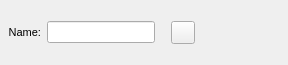
Qt form scribus/ui/propertiespalette_attributes.ui (scribusproject/scribus) before a commit.
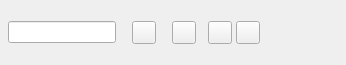
The same form after that commit. Custom widgets are drawn as their Qt base class.

Commit message: #17318: Add PDF options for annotation and bookmarks in properties palette <Martin Reininger>

Diff of the .ui file:
```diff
--- a/scribus/ui/propertiespalette_attributes.ui
+++ b/scribus/ui/propertiespalette_attributes.ui
@@ -6,7 +6,7 @@
    <rect>
     <x>0</x>
     <y>0</y>
-    <width>288</width>
+    <width>346</width>
     <height>65</height>
    </rect>
   </property>
@@ -15,7 +15,7 @@
   </property>
   <layout class="QVBoxLayout" name="verticalLayout">
    <property name="spacing">
-    <number>4</number>
+    <number>8</number>
    </property>
    <property name="leftMargin">
     <number>8</number>
@@ -35,15 +35,9 @@
       <number>16</number>
      </property>
      <item>
-      <widget class="FormWidget" name="formWidget">
-       <property name="sizePolicy">
-        <sizepolicy hsizetype="Preferred" vsizetype="Maximum">
-         <horstretch>0</horstretch>
-         <verstretch>0</verstretch>
-        </sizepolicy>
-       </property>
+      <widget class="FormWidget" name="labelName">
        <property name="label" stdset="0">
-        <string/>
+        <string>Name</string>
        </property>
        <property name="font">
         <font>
@@ -66,16 +60,6 @@
         <property name="bottomMargin">
          <number>0</number>
         </property>
-        <item>
-         <widget class="QLabel" name="labelName">
-          <property name="text">
-           <string>Name:</string>
-          </property>
-          <property name="alignment">
-           <set>Qt::AlignRight|Qt::AlignTrailing|Qt::AlignVCenter</set>
-          </property>
-         </widget>
-        </item>
         <item>
          <widget class="NameWidget" name="nameEdit">
           <property name="focusPolicy">
@@ -131,6 +115,108 @@
        </layout>
       </widget>
      </item>
+     <item>
+      <widget class="FormWidget" name="labelPDFOptions">
+       <property name="label" stdset="0">
+        <string>PDF Options</string>
+       </property>
+       <layout class="QHBoxLayout" name="horizontalLayout_3">
+        <property name="spacing">
+         <number>4</number>
+        </property>
+        <property name="leftMargin">
+         <number>0</number>
+        </property>
+        <property name="topMargin">
+         <number>0</number>
+        </property>
+        <property name="rightMargin">
+         <number>0</number>
+        </property>
+        <property name="bottomMargin">
+         <number>0</number>
+        </property>
+        <item>
+         <spacer name="horizontalSpacer_2">
+          <property name="orientation">
+           <enum>Qt::Orientation::Horizontal</enum>
+          </property>
+          <property name="sizeHint" stdset="0">
+           <size>
+            <width>0</width>
+            <height>0</height>
+           </size>
+          </property>
+         </spacer>
+        </item>
+        <item>
+         <widget class="QToolButton" name="buttonPDFBookmark">
+          <property name="toolTip">
+           <string>Enabled: Object is a PDF bookmark</string>
+          </property>
+          <property name="text">
+           <string/>
+          </property>
+          <property name="checkable">
+           <bool>true</bool>
+          </property>
+         </widget>
+        </item>
+        <item>
+         <spacer name="horizontalSpacer_5">
+          <property name="orientation">
+           <enum>Qt::Orientation::Horizontal</enum>
+          </property>
+          <property name="sizeType">
+           <enum>QSizePolicy::Policy::Fixed</enum>
+          </property>
+          <property name="sizeHint" stdset="0">
+           <size>
+            <width>8</width>
+            <height>0</height>
+           </size>
+          </property>
+         </spacer>
+        </item>
+        <item>
+         <widget class="QToolButton" name="buttonPDFAnnotation">
+          <property name="toolTip">
+           <string>Enabled: Object is a PDF annotation</string>
+          </property>
+          <property name="text">
+           <string/>
+          </property>
+          <property name="checkable">
+           <bool>true</bool>
+          </property>
+         </widget>
+        </item>
+        <item>
+         <widget class="QToolButton" name="buttonPDFAnnotationSettings">
+          <property name="toolTip">
+           <string>Opens annotation options</string>
+          </property>
+          <property name="text">
+           <string/>
+          </property>
+         </widget>
+        </item>
+        <item>
+         <spacer name="horizontalSpacer_3">
+          <property name="orientation">
+           <enum>Qt::Orientation::Horizontal</enum>
+          </property>
+          <property name="sizeHint" stdset="0">
+           <size>
+            <width>0</width>
+            <height>0</height>
+           </size>
+          </property>
+         </spacer>
+        </item>
+       </layout>
+      </widget>
+     </item>
      <item>
       <spacer name="horizontalSpacer">
        <property name="orientation">
```
Left out of the diff: 12 changed lines with no effect on the pictures. The commit also changes 4 other files.
